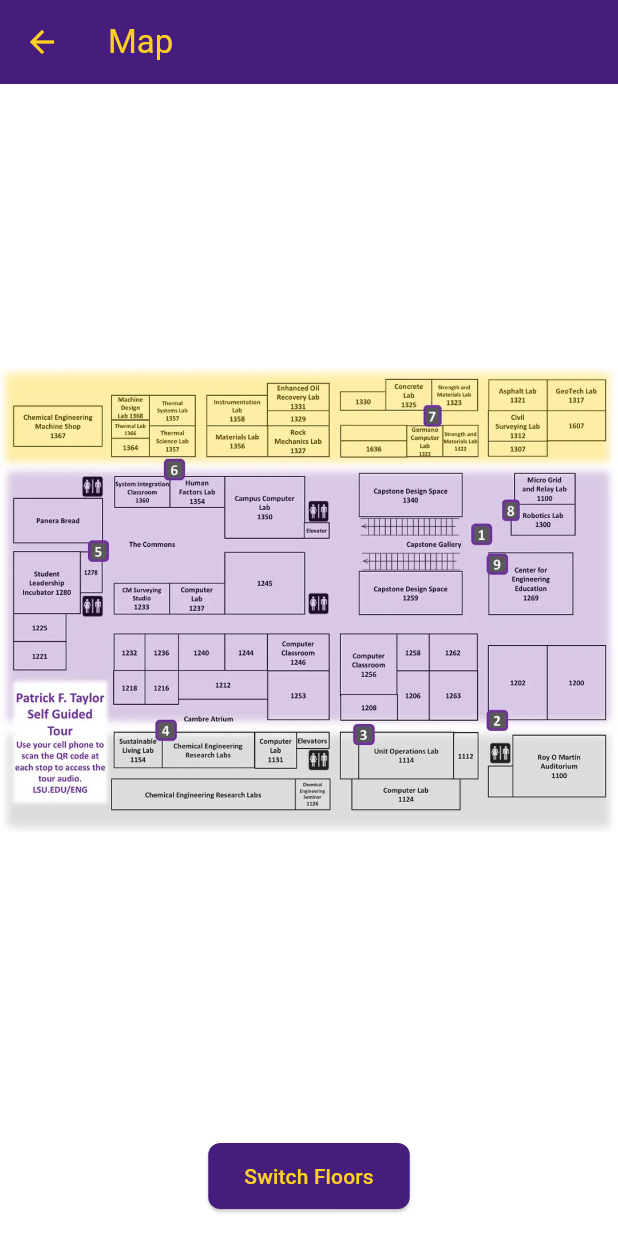
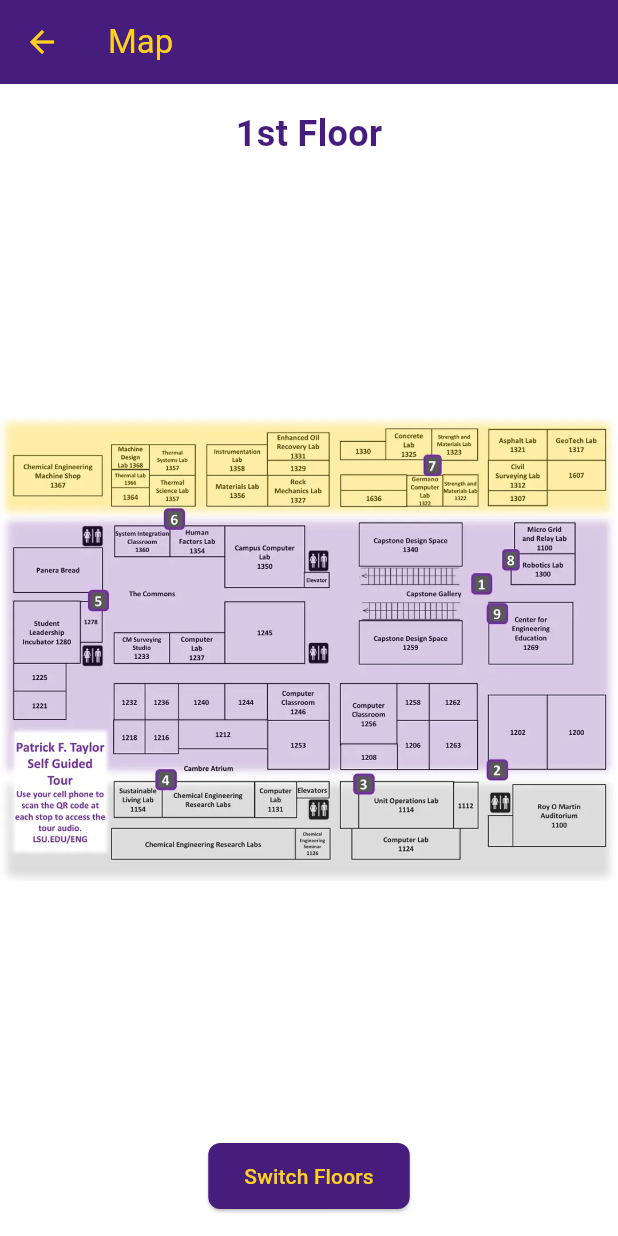
Before and after one commit to dor8d0/Branded-PFT-Scavenger-Hunt, a Flutter app: the MapPage screen opened directly, on a phone screen of 412 x 824 dp. Run offline on Flutter 3.47's test engine with Material 3 defaults, Android fonts, the phone set to English and light mode, and no system bars.

Commit message:
Adds text to map page images

```diff
--- a/branded_pft_scavenger_hunt/lib/pages/map_page.dart
+++ b/branded_pft_scavenger_hunt/lib/pages/map_page.dart
@@ -24,6 +24,17 @@ class _MapPageState extends State<MapPage> {
       ),
       body: Column(
         children: [
+          Padding(
+            padding: const EdgeInsets.all(16.0),
+            child: Text(
+              _isFirstFloor ? '1st Floor' : '2nd Floor',
+              style: const TextStyle(
+                fontSize: 24,
+                fontWeight: FontWeight.bold,
+                color: Color(0xFF461D7C), // LSU Purple
+              ),
+            ),
+          ),
           Expanded(
             child: InteractiveViewer(
               minScale: 0.5,
```
